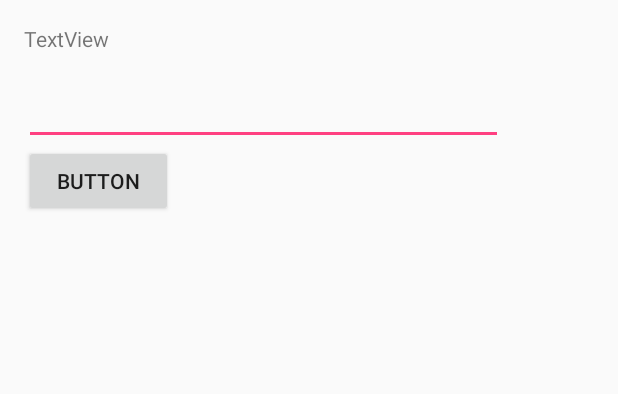
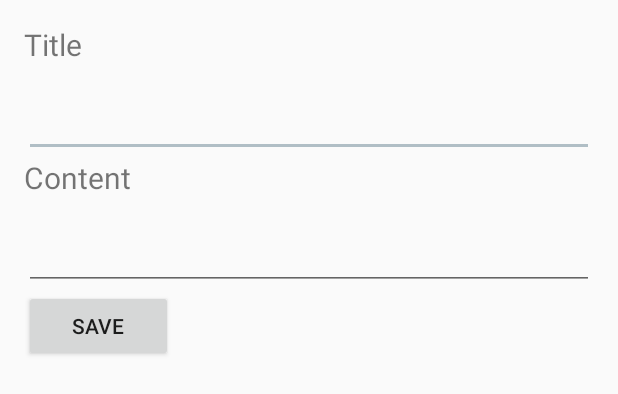
Before and after one commit to ShawnDuan/simpleTodo, an Android app: the layout activity_edit.xml on its own in the app's theme, with its tools: preview values and no code run, on a phone screen of 412 x 824 dp. Shown: the top 394 px of the screen. Run offline under Robolectric (Android 15) with nearby library versions, the phone set to English and light mode, and no system bars.

Commit message:
Use Realm database to persist todo items. Replace ListView with RecyclerView.

```diff
--- a/app/build.gradle
+++ b/app/build.gradle
@@ -1,4 +1,5 @@
 apply plugin: 'com.android.application'
+apply plugin: 'realm-android'
 
 android {
     compileSdkVersion 23
@@ -25,4 +26,5 @@ dependencies {
     compile 'com.android.support:appcompat-v7:23.4.0'
     compile 'commons-io:commons-io:2.4'
 
+    compile 'com.android.support:recyclerview-v7:23.0.1'
 }
--- a/app/src/main/AndroidManifest.xml
+++ b/app/src/main/AndroidManifest.xml
@@ -3,6 +3,7 @@
     package="com.shawn_duan.simpletodo">
 
     <application
+        android:name=".TodoApplication"
         android:allowBackup="true"
         android:icon="@mipmap/ic_launcher"
         android:label="@string/app_name"
--- a/app/src/main/res/layout/activity_edit.xml
+++ b/app/src/main/res/layout/activity_edit.xml
@@ -9,22 +9,37 @@
     android:paddingTop="@dimen/activity_vertical_margin">
 
     <TextView
-        android:text="TextView"
+        android:id="@+id/tvTitle"
+        android:text="Title"
         android:layout_width="wrap_content"
         android:layout_height="wrap_content"
         android:layout_marginBottom="@dimen/activity_horizontal_margin"
-        android:id="@+id/textView" />
+        android:textSize="20sp"/>
 
     <EditText
-        android:id="@+id/textContent"
-        android:layout_width="319dp"
+        android:id="@+id/etTitle"
+        android:layout_width="match_parent"
         android:layout_height="wrap_content"
-        android:inputType="textPersonName"
-        android:ems="10" />
+        android:inputType="textPersonName"/>
+
+    <TextView
+        android:id="@+id/tvContent"
+        android:text="Content"
+        android:layout_width="wrap_content"
+        android:layout_height="wrap_content"
+        android:layout_marginBottom="@dimen/activity_horizontal_margin"
+        android:textSize="20sp"/>
+
+    <EditText
+        android:id="@+id/etContent"
+        android:layout_width="match_parent"
+        android:layout_height="wrap_content"
+        android:inputType="textMultiLine"
+        android:ems="10"/>
 
     <Button
         android:id="@+id/buttonSave"
-        android:text="Button"
+        android:text="Save"
         android:layout_width="99dp"
         android:layout_height="wrap_content" />
 </LinearLayout>
--- a/app/src/main/res/layout/activity_main.xml
+++ b/app/src/main/res/layout/activity_main.xml
@@ -32,11 +32,10 @@
         android:layout_alignParentRight="true"
         android:layout_alignParentEnd="true" />
 
-    <ListView
-        android:id="@+id/lvItems"
+    <android.support.v7.widget.RecyclerView
+        android:id="@+id/rvItems"
         android:layout_width="match_parent"
         android:layout_height="match_parent"
-        android:layout_alignParentTop="true"
         android:layout_alignParentLeft="true"
         android:layout_alignParentStart="true"
         android:layout_above="@+id/etNewItem"/>
--- a/app/src/main/res/values/styles.xml
+++ b/app/src/main/res/values/styles.xml
@@ -3,9 +3,9 @@
     <!-- Base application theme. -->
     <style name="AppTheme" parent="Theme.AppCompat.Light.DarkActionBar">
         <!-- Customize your theme here. -->
-        <item name="colorPrimary">@color/colorPrimary</item>
-        <item name="colorPrimaryDark">@color/colorPrimaryDark</item>
-        <item name="colorAccent">@color/colorAccent</item>
+        <item name="colorPrimary">@color/blue</item>
+        <item name="colorPrimaryDark">@color/blue_dark</item>
+        <item name="colorAccent">@color/highlight</item>
     </style>
 
 </resources>
--- a/build.gradle
+++ b/build.gradle
@@ -6,7 +6,7 @@ buildscript {
     }
     dependencies {
         classpath 'com.android.tools.build:gradle:2.2.0'
-
+        classpath "io.realm:realm-gradle-plugin:2.0.0"
         // NOTE: Do not place your application dependencies here; they belong
         // in the individual module build.gradle files
     }
```
Also changed, not shown: app/src/main/java/com/shawn_duan/simpletodo/EditActivity.java (+22 -5 lines), app/src/main/java/com/shawn_duan/simpletodo/MainActivity.java (+43 -61 lines), app/src/main/java/com/shawn_duan/simpletodo/TodoApplication.java (added, +17 -0 lines), app/src/main/java/com/shawn_duan/simpletodo/TodoListAdapter.java (added, +97 -0 lines), app/src/main/java/com/shawn_duan/simpletodo/models/TodoItem.java (added, +42 -0 lines), app/src/main/res/layout/listed_item.xml (added, +32 -0 lines), app/src/main/res/values/colors.xml (+35 -0 lines).
